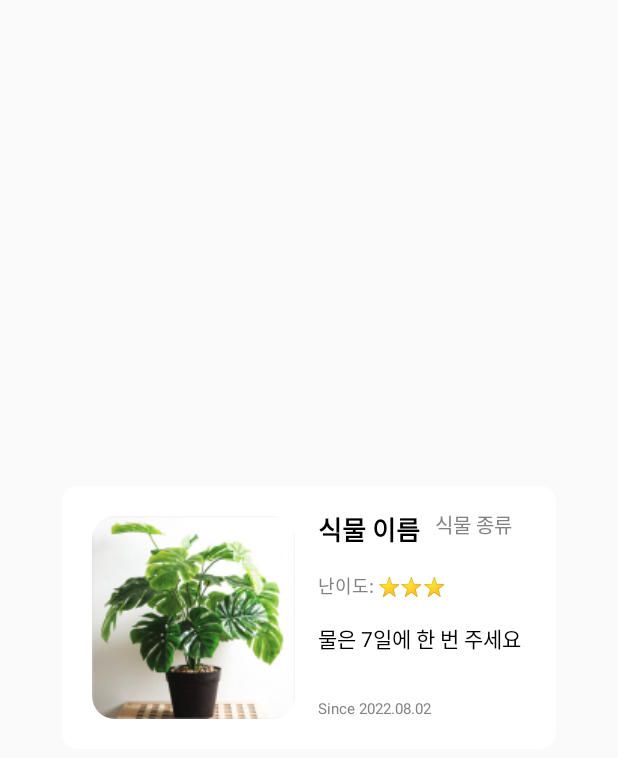
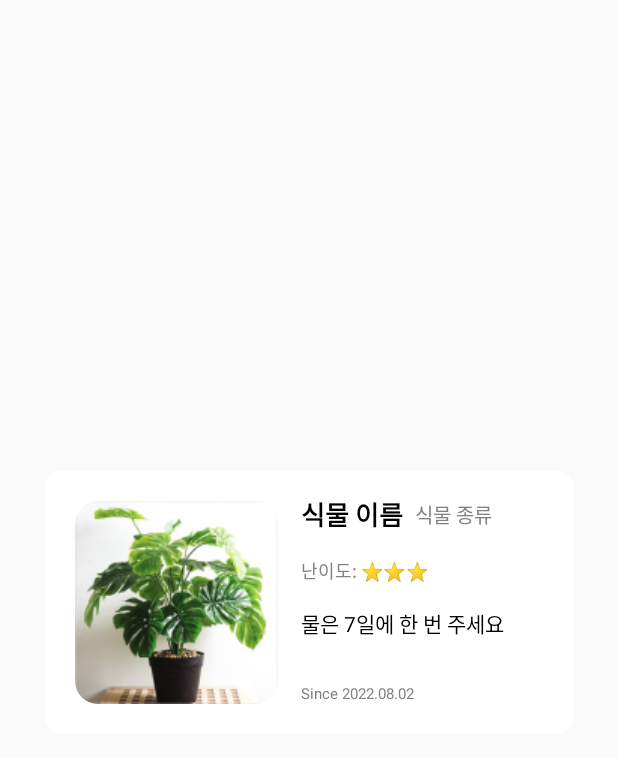
Before and after one commit to Plantity/Plantity_Android, an Android app: the layout item_plant_card.xml on its own in the app's theme, with its tools: preview values and no code run, on a phone screen of 412 x 824 dp. Shown: the top 758 px of the screen. Run offline under Robolectric (Android 15) with nearby library versions, the phone set to English and light mode, and no system bars.

Commit message:
Fix: 식물 로그 자잘한 오류 수정

```diff
--- a/plantity_android/app/src/main/java/plantity/plantity_android/plantlogs/CalendarFragment.kt
+++ b/plantity_android/app/src/main/java/plantity/plantity_android/plantlogs/CalendarFragment.kt
@@ -12,7 +12,7 @@ import com.kizitonwose.calendarview.model.CalendarDay
 import com.kizitonwose.calendarview.model.DayOwner
 import com.kizitonwose.calendarview.ui.DayBinder
 import com.kizitonwose.calendarview.ui.ViewContainer
-import kotlinx.android.synthetic.main.fragment_calendar.*
+import com.kizitonwose.calendarview.utils.yearMonth
 import plantity.plantity_android.R
 import plantity.plantity_android.databinding.FragmentCalendarBinding
 import plantity.plantity_android.databinding.ItemCalendarDayBinding
@@ -20,7 +20,6 @@ import java.time.DayOfWeek
 import java.time.LocalDate
 import java.time.YearMonth
 import java.time.format.DateTimeFormatter
-import java.util.*
 
 class CalendarFragment : Fragment() {
     private lateinit var binding: FragmentCalendarBinding
--- a/plantity_android/app/src/main/res/layout/plant_item.xml
+++ b/plantity_android/app/src/main/res/layout/item_plant_card.xml
@@ -1,6 +1,5 @@
 <LinearLayout xmlns:android="http://schemas.android.com/apk/res/android"
     xmlns:app="http://schemas.android.com/apk/res-auto"
-    xmlns:tools="http://schemas.android.com/tools"
     android:layout_height="match_parent"
         android:layout_width="match_parent"
         android:layout_gravity="center_vertical"
@@ -8,10 +7,14 @@
         android:orientation="vertical">
 
             <androidx.cardview.widget.CardView
-                android:layout_width="wrap_content"
+                android:layout_width="match_parent"
                 android:layout_height="wrap_content"
                 android:layout_gravity="center"
+                android:layout_marginStart="30dp"
+                android:layout_marginEnd="30dp"
+                android:layout_marginBottom="20dp"
                 app:cardCornerRadius="10dp">
+
                 <androidx.constraintlayout.widget.ConstraintLayout
                     android:layout_width="match_parent"
                     android:layout_height="wrap_content">
@@ -40,17 +43,17 @@
                         app:layout_constraintStart_toEndOf="@+id/plantImg"
                         app:layout_constraintTop_toTopOf="parent" />
 
-                     <TextView
+                    <TextView
                         android:id="@+id/plantType"
                         android:layout_width="wrap_content"
                         android:layout_height="wrap_content"
-                        android:layout_marginStart="10dp"
-                        android:layout_marginTop="15dp"
+                        android:layout_marginStart="8dp"
                         android:text="식물 종류"
                         android:textColor="@color/gray"
                         android:textSize="13dp"
+                        app:layout_constraintBottom_toBottomOf="@+id/plantName"
                         app:layout_constraintStart_toEndOf="@+id/plantName"
-                        app:layout_constraintTop_toTopOf="parent" />
+                        app:layout_constraintTop_toTopOf="@+id/plantName" />
 
                     <TextView
                         android:id="@+id/difficultyRate"
@@ -69,11 +72,12 @@
                         android:layout_height="wrap_content"
                         android:layout_marginStart="15dp"
                         android:layout_marginTop="15dp"
-                        android:layout_marginEnd="23dp"
+
+                        android:maxWidth="160dp"
+                        android:maxLines="3"
                         android:text="물은 7일에 한 번 주세요"
                         android:textSize="14dp"
                         android:textColor="@color/black"
-                        app:layout_constraintEnd_toEndOf="parent"
                         app:layout_constraintStart_toEndOf="@+id/plantImg"
                         app:layout_constraintTop_toBottomOf="@+id/difficultyRate" />
 
```
Also changed, not shown: plantity_android/app/src/main/java/plantity/plantity_android/plantlogs/PlantLogActivity.kt (+6 -6 lines).
